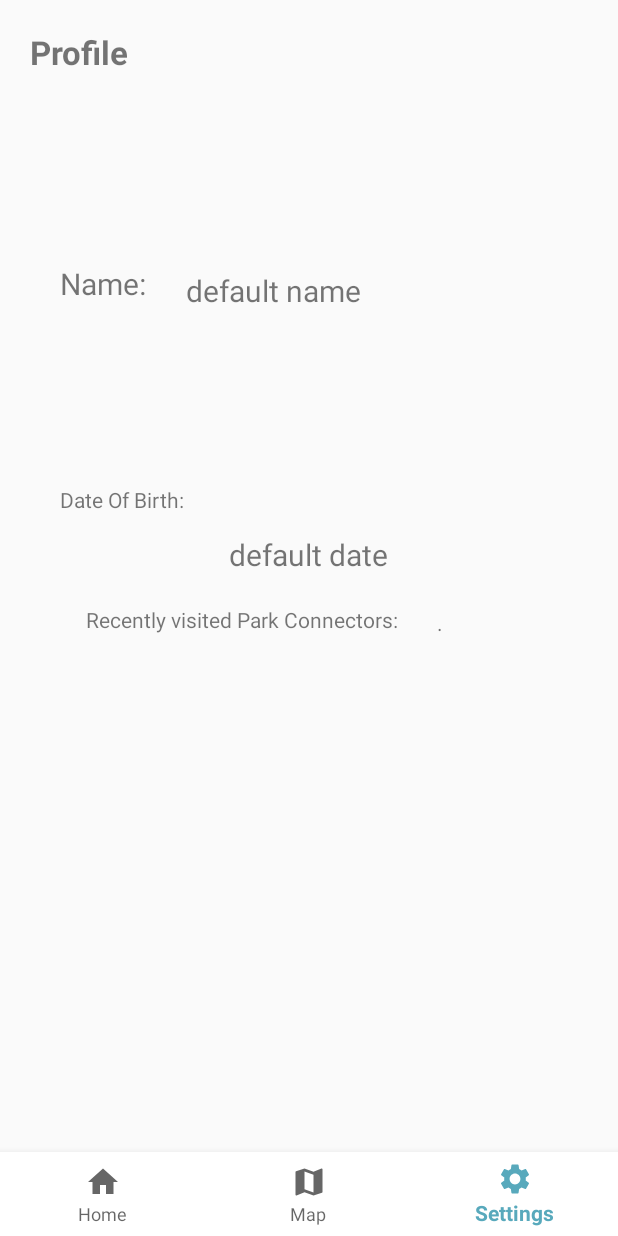
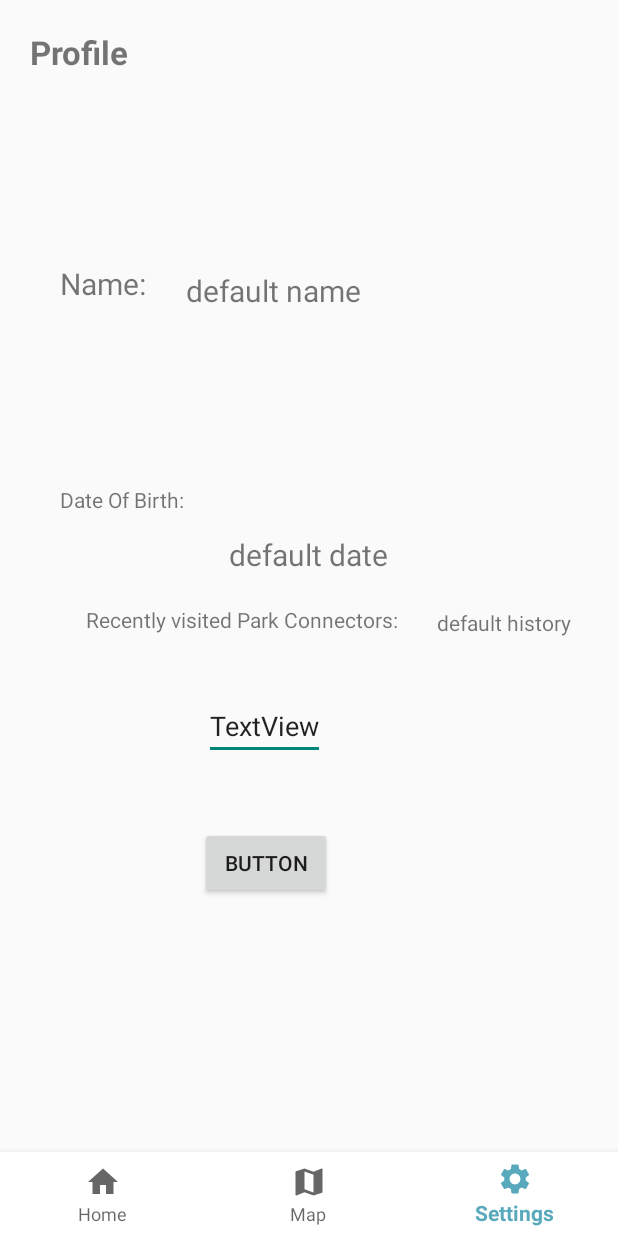
Before and after one commit to hopesishu/CZ2006-softwareeng, an Android app: the activity_profile screen opened directly, with no data from a screen before it, on a phone screen of 412 x 824 dp. Run offline under Robolectric (Android 15) with nearby library versions, the phone set to English and light mode, and no system bars; our stand-ins replace EventBus, Firebase (no records; nobody signed in at launch, a user with empty details on screens opened directly).

Commit message:
profile done

```diff
--- a/app/src/main/java/com/example/connectme/activity_profile.java
+++ b/app/src/main/java/com/example/connectme/activity_profile.java
@@ -3,6 +3,9 @@ package com.example.connectme;
 import android.content.Intent;
 import android.os.Bundle;
 import android.view.MenuItem;
+import android.view.View;
+import android.widget.Button;
+import android.widget.EditText;
 import android.widget.TextView;
 
 import androidx.annotation.NonNull;
@@ -13,8 +16,6 @@ import com.google.android.material.bottomnavigation.BottomNavigationView;
 import org.greenrobot.eventbus.EventBus;
 import org.greenrobot.eventbus.Subscribe;
 import org.greenrobot.eventbus.ThreadMode;
-
-import java.util.ArrayList;
 
 import control.HistoryMgr;
 import control.ProfileMgr;
@@ -40,10 +41,23 @@ public class activity_profile extends AppCompatActivity {
         TextView profile_name = (TextView) findViewById(R.id.profile_name);
         TextView dateOfBirth = (TextView) findViewById(R.id.date_of_birth);
         TextView park_history = (TextView) findViewById(R.id.park_history);
+        final EditText editHistoryText = findViewById(R.id.edit_history_str);
+
+        final Button edit_history = findViewById(R.id.edit_history);
 
         profileMgr.retrieveCurrentProfileName(value -> profile_name.setText(value), uId);
         profileMgr.retrieveCurrentDOB(value -> dateOfBirth.setText(value), uId);
-        historyMgr.getHistory(value -> park_history.setText(value), uId);
+        profileMgr.retrieveHistory(value -> park_history.setText(value), uId);
+
+        edit_history.setOnClickListener(new View.OnClickListener() {
+            @Override
+            public void onClick(View view) {
+                //Log.d(TAG, "onClick: Submit pressed.");
+                String history = activity_profile.this.getInput(editHistoryText);
+                history = park_history.getText() + ".\n" + history;
+                profileMgr.editHistory(uId, history);
+            }
+        });
 
 
         //linking bottom navigation bar
@@ -72,6 +86,10 @@ public class activity_profile extends AppCompatActivity {
         });
 
     }
+    public String getInput(EditText editText) {
+        return editText.getText().toString().trim();
+    }
+
     @Override
     public void onStop(){
         super.onStop();
--- a/app/src/main/java/control/ProfileMgr.java
+++ b/app/src/main/java/control/ProfileMgr.java
@@ -113,6 +113,35 @@ public class ProfileMgr implements ProfileMgrInterface {
     }
 
     /**
+     * retrieve History of current profile
+     * @param myCallback
+     * @param Uid
+     */
+    @Override
+    public void retrieveHistory(final MyCallbackString myCallback, final String Uid)
+    {
+        database = FirebaseDatabase.getInstance();
+        userRef = database.getReference("users");
+        userRef.addValueEventListener(new ValueEventListener() {
+            @Override
+            public void onDataChange(@NonNull DataSnapshot dataSnapshot) {
+                String historyStr;
+                for (DataSnapshot data : dataSnapshot.child(Uid).child("profiles").getChildren()) {
+                    if (data.child("thisProfile").getValue(boolean.class)) {
+                        historyStr = data.child("history").getValue(String.class);
+                        myCallback.onCallback(historyStr);
+                    }
+                }
+            }
+
+            @Override
+            public void onCancelled(@NonNull DatabaseError databaseError) {
+
+            }
+        });
+    }
+
+    /**
      * retrieve particular profile with userID and profileID
      * @param myCallback
      * @param uId
@@ -141,10 +170,10 @@ public class ProfileMgr implements ProfileMgrInterface {
     /**
      * edit current profile name with userID
      * @param uId
-     * @param name
+     * @param history
      */
     @Override
-    public void editProfile(String uId, String name) {
+    public void editHistory(String uId, String history) {
         database = FirebaseDatabase.getInstance();
         userRef = database.getReference("users");
         userRef.addListenerForSingleValueEvent(new ValueEventListener() {
@@ -152,7 +181,7 @@ public class ProfileMgr implements ProfileMgrInterface {
             public void onDataChange(@NonNull DataSnapshot dataSnapshot) {
                 for (DataSnapshot data : dataSnapshot.child(uId).child("profiles").getChildren()) {
                     if (data.child("thisProfile").getValue(boolean.class)) {
-                        userRef.child(uId).child("profiles").child(data.getKey()).child("name").setValue(name);
+                        userRef.child(uId).child("profiles").child(data.getKey()).child("history").setValue(history);
                     }
                 }
             }
--- a/app/src/main/java/entity/ProfileMgrInterface.java
+++ b/app/src/main/java/entity/ProfileMgrInterface.java
@@ -8,10 +8,11 @@ public interface ProfileMgrInterface {
     public void retrieveCurrentProfileName(final ProfileMgr.MyCallbackString myCallback, final String Uid);
     public void retrieveCurrentDOB(final ProfileMgr.MyCallbackString myCallback, final String Uid);
     public void retrieveProfile(ProfileMgr.MyCallbackProfile myCallback, String uId, String pId);
-    public void editProfile(final String uId,String name);
+    public void editHistory(final String uId,String name);
     public void editProfile(final String uId,String pId ,String name, String dob);
     public void setDefaultProfile(final String Uid);
     public void addProfile(final String Uid, String name, String dob);
     public void switchProfile(final String Uid, final String profileId);
     public void deleteProfile(String Uid, String profileId);
+    public void retrieveHistory(final ProfileMgr.MyCallbackString myCallback, final String Uid);
 }
--- a/app/src/main/res/layout/activity_profile.xml
+++ b/app/src/main/res/layout/activity_profile.xml
@@ -90,4 +90,24 @@
         app:layout_constraintStart_toStartOf="parent"
         app:layout_constraintTop_toTopOf="parent" />
 
+    <Button
+        android:id="@+id/edit_history"
+        android:layout_width="wrap_content"
+        android:layout_height="wrap_content"
+        android:layout_marginStart="133dp"
+        android:layout_marginTop="551dp"
+        android:text="Button"
+        app:layout_constraintStart_toStartOf="parent"
+        app:layout_constraintTop_toTopOf="parent" />
+
+    <EditText
+        android:id="@+id/edit_history_str"
+        android:layout_width="wrap_content"
+        android:layout_height="wrap_content"
+        android:layout_marginStart="136dp"
+        android:layout_marginTop="461dp"
+        android:text="TextView"
+        app:layout_constraintStart_toStartOf="parent"
+        app:layout_constraintTop_toTopOf="parent" />
+
 </androidx.constraintlayout.widget.ConstraintLayout>
```
